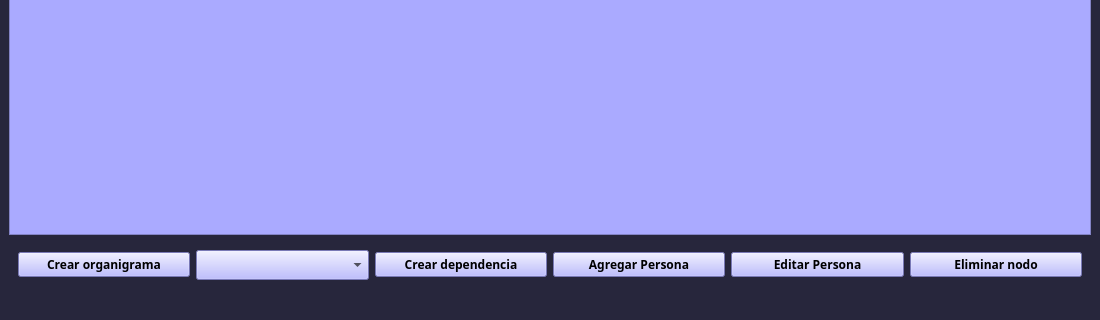
First picture: the form in Prueba tp/main_window.ui, repository stel0/TP-PYTHON, before the edit; both pictures show x 0 to 1100 and y 380 to 700 of the 1100 by 700 pixel window.
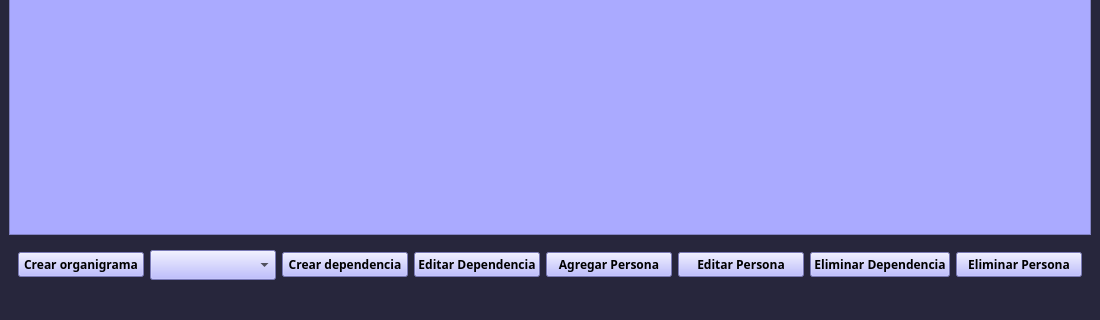
Second picture: the form after the edit. Icons and pictures are not drawn.

```diff
--- a/Prueba tp/main_window.ui
+++ b/Prueba tp/main_window.ui
@@ -181,6 +181,34 @@
          </property>
         </widget>
        </item>
+       <item>
+        <widget class="QPushButton" name="editar_dependencia">
+         <property name="maximumSize">
+          <size>
+           <width>200</width>
+           <height>16777215</height>
+          </size>
+         </property>
+         <property name="font">
+          <font>
+           <family>Candara</family>
+           <pointsize>9</pointsize>
+           <weight>75</weight>
+           <bold>true</bold>
+          </font>
+         </property>
+         <property name="styleSheet">
+          <string notr="true">background:rgb(170, 170, 255);</string>
+         </property>
+         <property name="text">
+          <string>Editar Dependencia</string>
+         </property>
+         <property name="icon">
+          <iconset>
+           <normaloff>INTERFAZ/ICONOS/icons8-computadoras-conectando-30.png</normaloff>INTERFAZ/ICONOS/icons8-computadoras-conectando-30.png</iconset>
+         </property>
+        </widget>
+       </item>
        <item>
         <widget class="QPushButton" name="agregar_persona">
          <property name="maximumSize">
@@ -250,7 +278,35 @@
         </widget>
        </item>
        <item>
-        <widget class="QPushButton" name="eliminar_nodo">
+        <widget class="QPushButton" name="eliminar_dependencia">
+         <property name="maximumSize">
+          <size>
+           <width>200</width>
+           <height>16777215</height>
+          </size>
+         </property>
+         <property name="font">
+          <font>
+           <family>Candara</family>
+           <pointsize>9</pointsize>
+           <weight>75</weight>
+           <bold>true</bold>
+          </font>
+         </property>
+         <property name="styleSheet">
+          <string notr="true">background:rgb(170, 170, 255);</string>
+         </property>
+         <property name="text">
+          <string>Eliminar Dependencia</string>
+         </property>
+         <property name="icon">
+          <iconset>
+           <normaloff>INTERFAZ/ICONOS/icons8-eliminar-24.png</normaloff>INTERFAZ/ICONOS/icons8-eliminar-24.png</iconset>
+         </property>
+        </widget>
+       </item>
+       <item>
+        <widget class="QPushButton" name="eliminar_persona">
          <property name="minimumSize">
           <size>
            <width>110</width>
@@ -278,7 +334,7 @@
           <string notr="true">background:rgb(170, 170, 255);</string>
          </property>
          <property name="text">
-          <string>Eliminar nodo</string>
+          <string>Eliminar Persona</string>
          </property>
          <property name="icon">
           <iconset>
```
Left out of the diff: 2 changed lines with no effect on the pictures.
